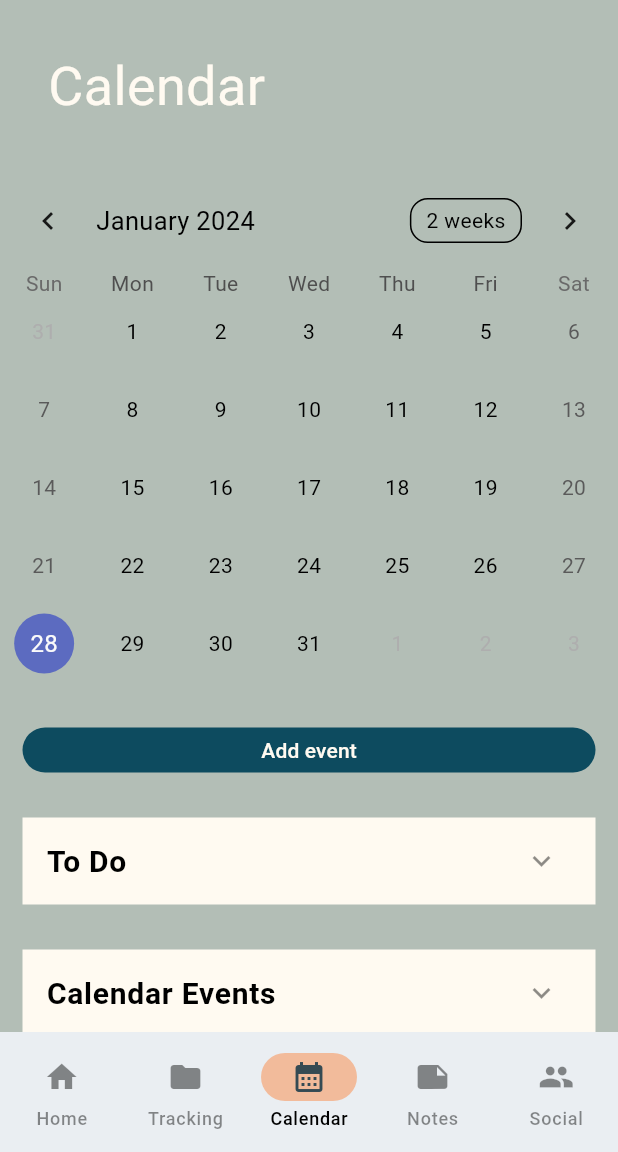
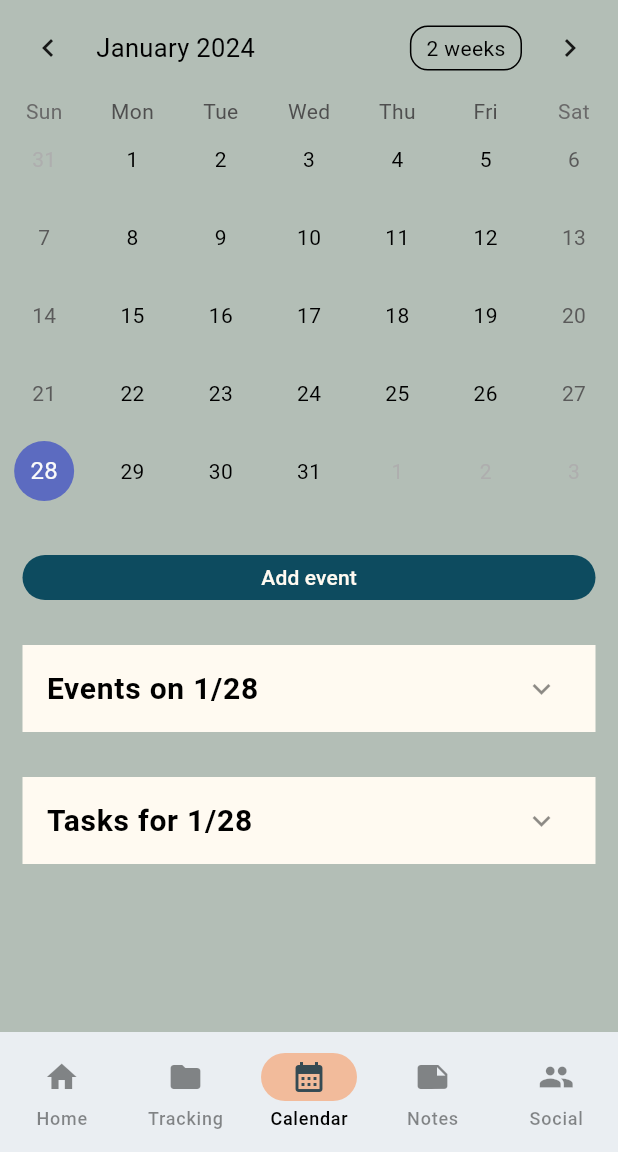
Before and after one commit to ibertagnolli/BabySteps, a Flutter app: the CalendarPage screen opened by its route, on a phone screen of 412 x 824 dp, the part 84-1236 px from its top. Run offline on Flutter 3.47's test engine with Material 3 defaults, Android fonts, the phone set to English and light mode, and no system bars; drawn by our look-alikes of table_calendar; our stand-ins replace cloud_firestore, firebase_auth, firebase_core, go_router, shared_preferences; accounts and stored records are empty; Roboto replaces fonts that are missing (Georgia).

Commit message:
Clean up

```diff
--- a/lib/app/pages/calendar/calendar.dart
+++ b/lib/app/pages/calendar/calendar.dart
@@ -2,6 +2,7 @@ import 'package:babysteps/app/pages/calendar/add_event_button.dart';
 import 'package:babysteps/app/pages/calendar/calendar_database.dart';
 import 'package:flutter/material.dart';
 import 'package:babysteps/app/widgets/checkList.dart';
+import 'package:intl/intl.dart';
 import 'package:table_calendar/table_calendar.dart';
 import 'package:go_router/go_router.dart';
 import 'dart:core';
@@ -60,26 +61,7 @@ class _CalendarPageState extends State<CalendarPage> {
       ),
       body: Center(
         child: ListView(children: <Widget>[
-
-          // Calendar Title
-          Padding(
-            padding: const EdgeInsets.all(32),
-            child: Text('Calendar',
-                style: TextStyle(
-                    fontSize: 36,
-                    color: Theme.of(context).colorScheme.onBackground)),
-          ),
-
-          //TODO:This is causing an error right now since we aren't actually saving the list of events correctly for the stream to access
-          // Table Calendar
-          // const Padding(
-          //   padding: EdgeInsets.only(bottom: 16),
-          //   child: SizedBox(
-          //     height: 200,
-          //     child: CalendarStream(),
-          //   ),
-          // ),
-
+          // Calendar
           Padding(
             padding: EdgeInsets.only(bottom: 15),
             child: TableCalendar(
@@ -90,8 +72,6 @@ class _CalendarPageState extends State<CalendarPage> {
               selectedDayPredicate: (day) {
                 // Use `selectedDayPredicate` to determine which day is currently selected.
                 // If this returns true, then `day` will be marked as selected.
-
-
                 // Using `isSameDay` is recommended to disregard
                 // the time-part of compared DateTime objects.
                 return isSameDay(_selectedDay, day);
@@ -125,13 +105,45 @@ class _CalendarPageState extends State<CalendarPage> {
             child: AddEventButton(selectedDay: _selectedDay,),
           ),
 
+          // Daily calendar events card
+          Padding(
+            padding: const EdgeInsets.all(15),
+            child: ExpansionTile(
+              backgroundColor: Theme.of(context).colorScheme.surface,
+              collapsedBackgroundColor: Theme.of(context).colorScheme.surface,
+              title: Text('Events on ${DateFormat.Md().format(_selectedDay)}',
+                  style: TextStyle(
+                      fontSize: 20,
+                      color: Theme.of(context).colorScheme.onSurface,
+                      fontWeight: FontWeight.bold)),
+              children: <Widget>[
+                SizedBox(
+                  height: 100,
+                  child: ValueListenableBuilder(
+                      valueListenable: _selectedEvents,
+                      builder: (context, value, _) {
+                        return ListView.builder(
+                            itemCount: value.length, //should this be events
+                            itemBuilder: (context, index) {
+                              return Container(
+                                child: ListTile(
+                                    onTap: () => Text('$value'),
+                                    title: Text('${value[index]}')),
+                              );
+                            });
+                      }),
+                ),
+              ],
+            ),
+          ),
+
           // To do list card
           Padding(
             padding: const EdgeInsets.all(15),
             child: ExpansionTile(
               backgroundColor: Theme.of(context).colorScheme.surface,
               collapsedBackgroundColor: Theme.of(context).colorScheme.surface,
-              title: Text('To Do',
+              title: Text('Tasks for ${DateFormat.Md().format(_selectedDay)}',
                   style: TextStyle(
                       fontSize: 20,
                       color: Theme.of(context).colorScheme.onSurface,
@@ -157,6 +169,7 @@ class _CalendarPageState extends State<CalendarPage> {
           ),
 
 
+
           // // Milestones Card
           // Padding(
           //   padding: EdgeInsets.all(15),
@@ -176,38 +189,7 @@ class _CalendarPageState extends State<CalendarPage> {
           //events for that day on calendar.
           //TODO: use the stream to display this list of events?
 
-          // Daily calendar events card
-          Padding(
-            padding: const EdgeInsets.all(15),
-            child: ExpansionTile(
-              backgroundColor: Theme.of(context).colorScheme.surface,
-              collapsedBackgroundColor: Theme.of(context).colorScheme.surface,
-              title: Text('Calendar Events',
-                  style: TextStyle(
-                      fontSize: 20,
-                      color: Theme.of(context).colorScheme.onSurface,
-                      fontWeight: FontWeight.bold)),
-              children: <Widget>[
-                SizedBox(
-                  height: 100,
-                  child: ValueListenableBuilder(
-                      valueListenable: _selectedEvents,
-                      builder: (context, value, _) {
-                        return ListView.builder(
-                            itemCount: value.length, //should this be events
-                            itemBuilder: (context, index) {
-                              return Container(
-                                child: ListTile(
-                                    onTap: () => Text('$value'),
-                                    title: Text('${value[index]}')),
-                              );
-                            });
-                      }),
-                ),
-                //const ListTile(title: Text('No new milestones to be aware of')),
-              ],
-            ),
-          ),
+
         ]),
       ),
     );
```
Lines whose indentation alone changed are shown as unchanged.
